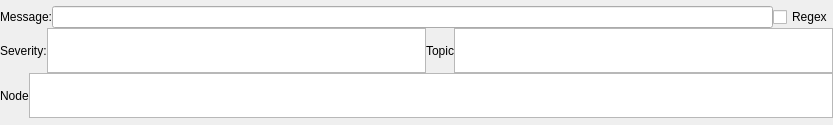
The window that rqt_console/resource/filters/custom_filter_widget.ui (smd-ros-rpm-release/rqt_common_plugins-release) describes before a commit, drawn with Qt 5.
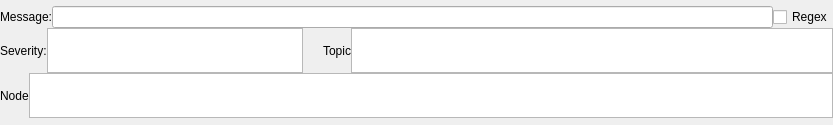
The same window after the commit.

What changed in the file:
```diff
--- a/rqt_console/resource/filters/custom_filter_widget.ui
+++ b/rqt_console/resource/filters/custom_filter_widget.ui
@@ -54,7 +54,7 @@
       </layout>
      </item>
      <item>
-      <layout class="QHBoxLayout" name="horizontalLayout_2">
+      <layout class="QHBoxLayout" name="horizontalLayout_2" stretch="0,0,0,0,1">
        <property name="spacing">
         <number>0</number>
        </property>
@@ -79,14 +79,27 @@
          <property name="editTriggers">
           <set>QAbstractItemView::NoEditTriggers</set>
          </property>
+         <property name="alternatingRowColors">
+          <bool>true</bool>
+         </property>
          <property name="selectionMode">
           <enum>QAbstractItemView::MultiSelection</enum>
          </property>
          <property name="flow">
           <enum>QListView::LeftToRight</enum>
          </property>
+         <property name="spacing">
+          <number>1</number>
+         </property>
         </widget>
        </item>
+       <item>
+        <layout class="QHBoxLayout" name="horizontalLayout">
+         <property name="leftMargin">
+          <number>20</number>
+         </property>
+        </layout>
+       </item>
        <item>
         <widget class="QLabel" name="label_3">
          <property name="text">
@@ -108,12 +121,18 @@
          <property name="editTriggers">
           <set>QAbstractItemView::NoEditTriggers</set>
          </property>
+         <property name="alternatingRowColors">
+          <bool>true</bool>
+         </property>
          <property name="selectionMode">
           <enum>QAbstractItemView::MultiSelection</enum>
          </property>
          <property name="flow">
           <enum>QListView::LeftToRight</enum>
          </property>
+         <property name="spacing">
+          <number>1</number>
+         </property>
         </widget>
        </item>
       </layout>
```
Left out of the diff: 6 changed lines with no effect on the pictures.
